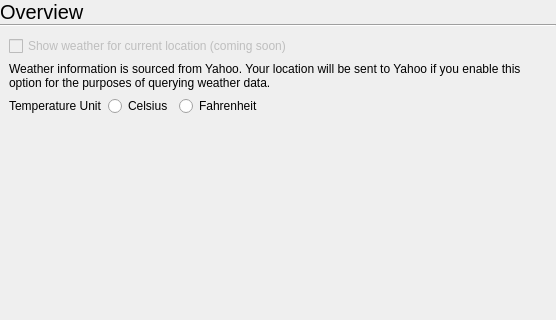
vicr123/theshell, file statuscenter/OverviewPane/overviewsettings.ui: the form before one commit; both pictures show x 0 to 556 and y 0 to 320 of the 556 by 508 pixel window.
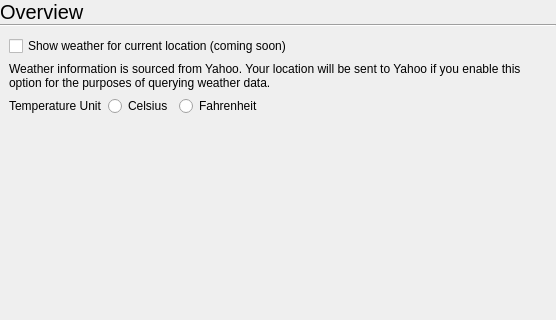
The form after the commit.

```diff
--- a/statuscenter/OverviewPane/overviewsettings.ui
+++ b/statuscenter/OverviewPane/overviewsettings.ui
@@ -80,9 +80,6 @@
      </item>
      <item row="0" column="0">
       <widget class="QCheckBox" name="weatherCheckBox">
-       <property name="enabled">
-        <bool>false</bool>
-       </property>
        <property name="text">
         <string>Show weather for current location (coming soon)</string>
        </property>
```
